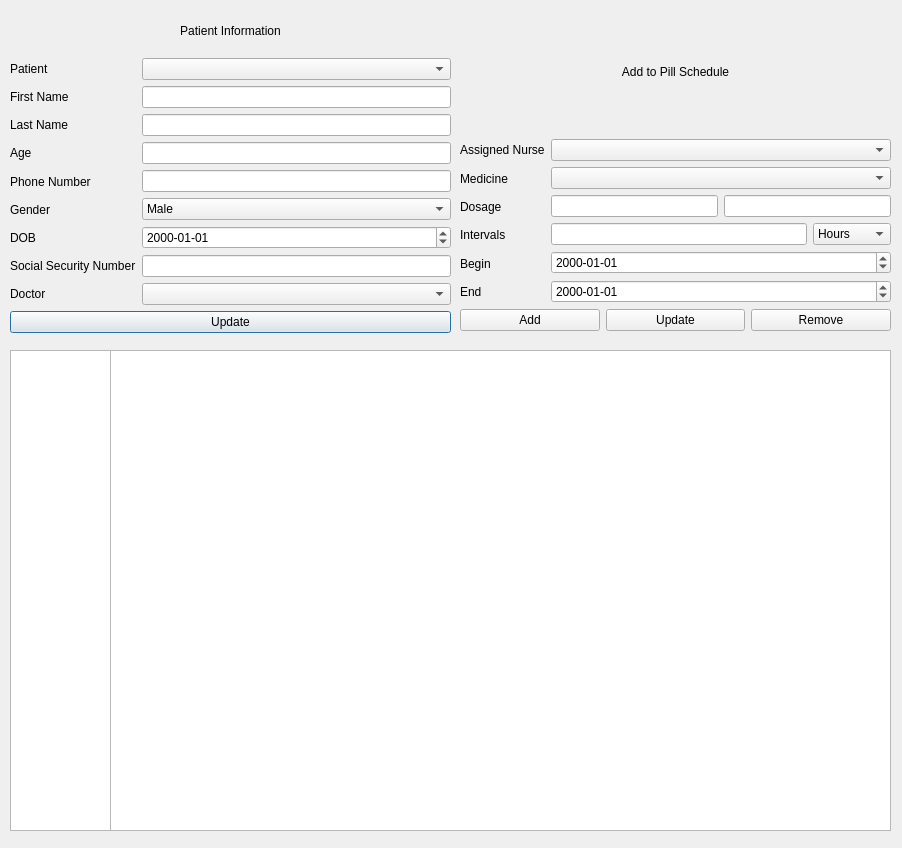
This is editpatient.ui in luigiacuna/UB-GUI-OOP-Final-Project as Qt 5 draws it before an edit. The edited form follows.
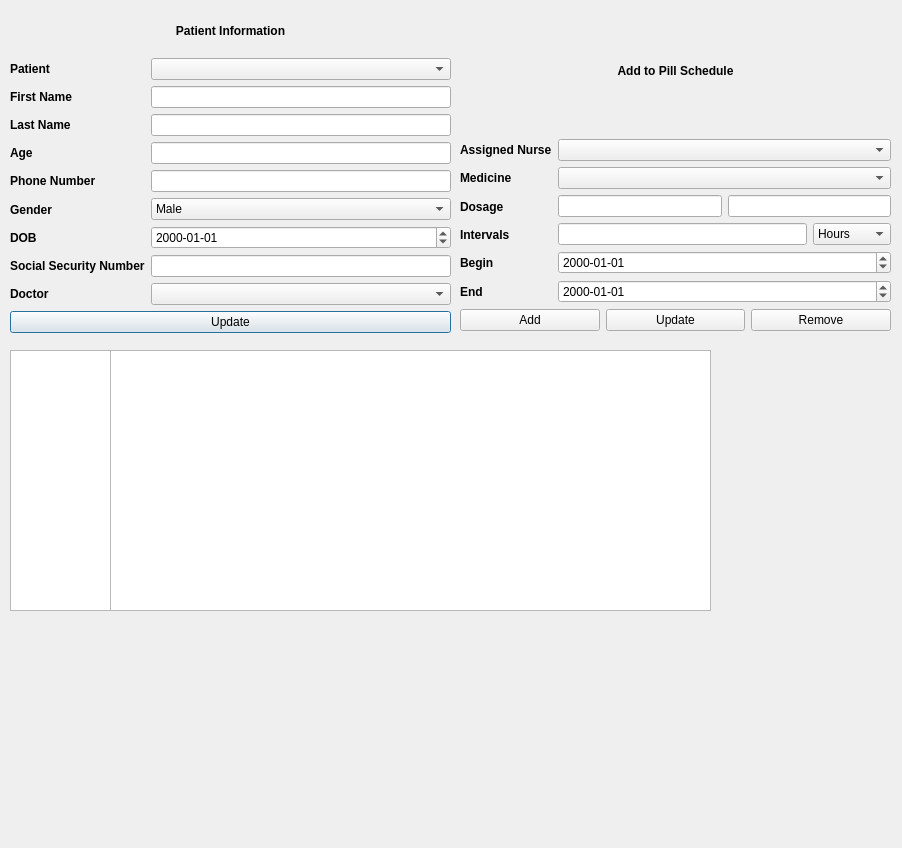
This is the edited form. Icons and pictures are not drawn.

```diff
--- a/editpatient.ui
+++ b/editpatient.ui
@@ -26,7 +26,7 @@
     <item>
      <widget class="QLabel" name="patientInformation">
       <property name="text">
-       <string>Patient Information</string>
+       <string>&lt;html&gt;&lt;head/&gt;&lt;body&gt;&lt;p&gt;&lt;span style=&quot; font-weight:700;&quot;&gt;Patient Information&lt;/span&gt;&lt;/p&gt;&lt;/body&gt;&lt;/html&gt;</string>
       </property>
       <property name="alignment">
        <set>Qt::AlignCenter</set>
@@ -40,63 +40,63 @@
         <item>
          <widget class="QLabel" name="patientNameLabel">
           <property name="text">
-           <string>Patient</string>
+           <string>&lt;html&gt;&lt;head/&gt;&lt;body&gt;&lt;p&gt;&lt;span style=&quot; font-weight:700;&quot;&gt;Patient&lt;/span&gt;&lt;/p&gt;&lt;/body&gt;&lt;/html&gt;</string>
           </property>
          </widget>
         </item>
         <item>
          <widget class="QLabel" name="firstNameLabel">
           <property name="text">
-           <string>First Name</string>
+           <string>&lt;html&gt;&lt;head/&gt;&lt;body&gt;&lt;p&gt;&lt;span style=&quot; font-weight:700;&quot;&gt;First Name&lt;/span&gt;&lt;/p&gt;&lt;/body&gt;&lt;/html&gt;</string>
           </property>
          </widget>
         </item>
         <item>
          <widget class="QLabel" name="lastNameLabel">
           <property name="text">
-           <string>Last Name</string>
+           <string>&lt;html&gt;&lt;head/&gt;&lt;body&gt;&lt;p&gt;&lt;span style=&quot; font-weight:700;&quot;&gt;Last Name&lt;/span&gt;&lt;/p&gt;&lt;/body&gt;&lt;/html&gt;</string>
           </property>
          </widget>
         </item>
         <item>
          <widget class="QLabel" name="ageLabel">
           <property name="text">
-           <string>Age</string>
+           <string>&lt;html&gt;&lt;head/&gt;&lt;body&gt;&lt;p&gt;&lt;span style=&quot; font-weight:700;&quot;&gt;Age&lt;/span&gt;&lt;/p&gt;&lt;/body&gt;&lt;/html&gt;</string>
           </property>
          </widget>
         </item>
         <item>
          <widget class="QLabel" name="phoneNumberLabel">
           <property name="text">
-           <string>Phone Number</string>
+           <string>&lt;html&gt;&lt;head/&gt;&lt;body&gt;&lt;p&gt;&lt;span style=&quot; font-weight:700;&quot;&gt;Phone Number&lt;/span&gt;&lt;/p&gt;&lt;/body&gt;&lt;/html&gt;</string>
           </property>
          </widget>
         </item>
         <item>
          <widget class="QLabel" name="genderLabel">
           <property name="text">
-           <string>Gender</string>
+           <string>&lt;html&gt;&lt;head/&gt;&lt;body&gt;&lt;p&gt;&lt;span style=&quot; font-weight:700;&quot;&gt;Gender&lt;/span&gt;&lt;/p&gt;&lt;/body&gt;&lt;/html&gt;</string>
           </property>
          </widget>
         </item>
         <item>
          <widget class="QLabel" name="dobLabel">
           <property name="text">
-           <string>DOB</string>
+           <string>&lt;html&gt;&lt;head/&gt;&lt;body&gt;&lt;p&gt;&lt;span style=&quot; font-weight:700;&quot;&gt;DOB&lt;/span&gt;&lt;/p&gt;&lt;/body&gt;&lt;/html&gt;</string>
           </property>
          </widget>
         </item>
         <item>
          <widget class="QLabel" name="ssNumLabel">
           <property name="text">
-           <string>Social Security Number</string>
+           <string>&lt;html&gt;&lt;head/&gt;&lt;body&gt;&lt;p&gt;&lt;span style=&quot; font-weight:700;&quot;&gt;Social Security Number&lt;/span&gt;&lt;/p&gt;&lt;/body&gt;&lt;/html&gt;</string>
           </property>
          </widget>
         </item>
         <item>
          <widget class="QLabel" name="doctorLabel">
           <property name="text">
-           <string>Doctor</string>
+           <string>&lt;html&gt;&lt;head/&gt;&lt;body&gt;&lt;p&gt;&lt;span style=&quot; font-weight:700;&quot;&gt;Doctor&lt;/span&gt;&lt;/p&gt;&lt;/body&gt;&lt;/html&gt;</string>
           </property>
          </widget>
         </item>
@@ -168,8 +168,8 @@
     <rect>
      <x>110</x>
      <y>350</y>
-     <width>781</width>
-     <height>481</height>
+     <width>601</width>
+     <height>261</height>
     </rect>
    </property>
   </widget>
@@ -186,7 +186,7 @@
     <item>
      <widget class="QLabel" name="scheduleTitle">
       <property name="text">
-       <string>Add to Pill Schedule</string>
+       <string>&lt;html&gt;&lt;head/&gt;&lt;body&gt;&lt;p&gt;&lt;span style=&quot; font-weight:700;&quot;&gt;Add to Pill Schedule&lt;/span&gt;&lt;/p&gt;&lt;/body&gt;&lt;/html&gt;</string>
       </property>
       <property name="alignment">
        <set>Qt::AlignCenter</set>
@@ -200,42 +200,42 @@
         <item>
          <widget class="QLabel" name="assignedNurseLabel">
           <property name="text">
-           <string>Assigned Nurse</string>
+           <string>&lt;html&gt;&lt;head/&gt;&lt;body&gt;&lt;p&gt;&lt;span style=&quot; font-weight:700;&quot;&gt;Assigned Nurse&lt;/span&gt;&lt;/p&gt;&lt;/body&gt;&lt;/html&gt;</string>
           </property>
          </widget>
         </item>
         <item>
          <widget class="QLabel" name="medLabel">
           <property name="text">
-           <string>Medicine</string>
+           <string>&lt;html&gt;&lt;head/&gt;&lt;body&gt;&lt;p&gt;&lt;span style=&quot; font-weight:700;&quot;&gt;Medicine&lt;/span&gt;&lt;/p&gt;&lt;/body&gt;&lt;/html&gt;</string>
           </property>
          </widget>
         </item>
         <item>
          <widget class="QLabel" name="dosageLabel">
           <property name="text">
-           <string>Dosage</string>
+           <string>&lt;html&gt;&lt;head/&gt;&lt;body&gt;&lt;p&gt;&lt;span style=&quot; font-weight:700;&quot;&gt;Dosage&lt;/span&gt;&lt;/p&gt;&lt;/body&gt;&lt;/html&gt;</string>
           </property>
          </widget>
         </item>
         <item>
          <widget class="QLabel" name="intervalLabel">
           <property name="text">
-           <string>Intervals</string>
+           <string>&lt;html&gt;&lt;head/&gt;&lt;body&gt;&lt;p&gt;&lt;span style=&quot; font-weight:700;&quot;&gt;Intervals&lt;/span&gt;&lt;/p&gt;&lt;/body&gt;&lt;/html&gt;</string>
           </property>
          </widget>
         </item>
         <item>
          <widget class="QLabel" name="dateBeginLabel">
           <property name="text">
-           <string>Begin</string>
+           <string>&lt;html&gt;&lt;head/&gt;&lt;body&gt;&lt;p&gt;&lt;span style=&quot; font-weight:700;&quot;&gt;Begin&lt;/span&gt;&lt;/p&gt;&lt;/body&gt;&lt;/html&gt;</string>
           </property>
          </widget>
         </item>
         <item>
          <widget class="QLabel" name="dateEndLabel">
           <property name="text">
-           <string>End</string>
+           <string>&lt;html&gt;&lt;head/&gt;&lt;body&gt;&lt;p&gt;&lt;span style=&quot; font-weight:700;&quot;&gt;End&lt;/span&gt;&lt;/p&gt;&lt;/body&gt;&lt;/html&gt;</string>
           </property>
          </widget>
         </item>
@@ -357,7 +357,7 @@
      <x>10</x>
      <y>350</y>
      <width>101</width>
-     <height>481</height>
+     <height>261</height>
     </rect>
    </property>
   </widget>
```
Left out of the diff: 6 changed lines with no effect on the pictures.
